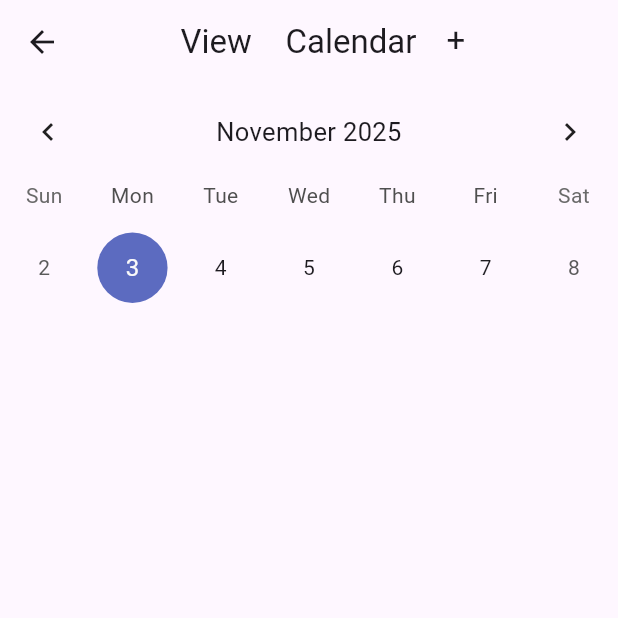
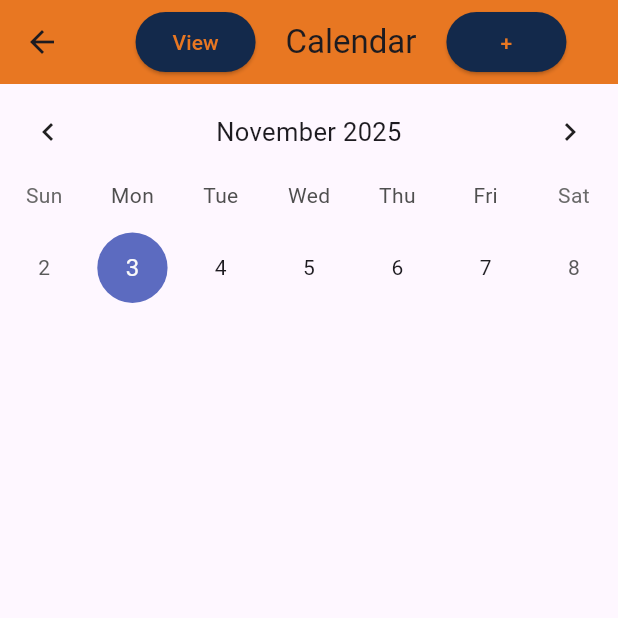
Before and after one commit to CS196Illinois/FA25-Group1, a Flutter app: the new_cal screen opened directly, on a phone screen of 412 x 824 dp, the top half of it. Run offline on Flutter 3.47's test engine with Material 3 defaults, Android fonts, the phone set to English and light mode, and no system bars; drawn by our look-alikes of table_calendar; our stand-ins replace animate_do.

Commit message:
changed colors to UIUC colors

```diff
--- a/App/lib/new_cal_page.dart
+++ b/App/lib/new_cal_page.dart
@@ -30,27 +30,30 @@ class _new_calState extends State<new_cal> {
   Widget build(BuildContext context) {
     return Scaffold(
       appBar: AppBar(
+        backgroundColor: Color.fromRGBO(232, 119, 34, 1),
         title: Row(
           mainAxisAlignment: MainAxisAlignment.center,
           children: [
             SizedBox(
-              width: 50,
-              child: GestureDetector(
-                onTap: () {
+              width: 80,
+              child: ElevatedButton(
+                onPressed: () {
                   switchview();
                   setState(() {});
                 },
-                child: const Text("View"),
+                style: ElevatedButton.styleFrom(
+                  backgroundColor: Color.fromRGBO(19, 41, 75, 1),
+                ),
+                child: Text("View", style: TextStyle(color: Color.fromRGBO(232, 119, 34, 1))),
               ),
             ),
             SizedBox(width: 20),
             Text('Calendar'),
             SizedBox(width: 20),
             SizedBox(
-              width: 50,
-              height: 30,
-              child: GestureDetector(
-                onTap: () {
+              width: 80,
+              child: ElevatedButton(
+                onPressed: () {
                   Navigator.push(
                     context,
                     MaterialPageRoute(
@@ -58,7 +61,10 @@ class _new_calState extends State<new_cal> {
                     ),
                   );
                 },
-                child: const Text("+"),
+                style: ElevatedButton.styleFrom(
+                  backgroundColor: Color.fromRGBO(19, 41, 75, 1),
+                ),
+                child: Text("+", style: TextStyle(color: Color.fromRGBO(232, 119, 34, 1))),
               ),
             ),
           ],
@@ -73,6 +79,7 @@ class _new_calState extends State<new_cal> {
       children: [
         Container(
           child: TableCalendar(
+
             calendarFormat: _calendarFormat,
             rowHeight: 85,
             focusedDay: now,
```
